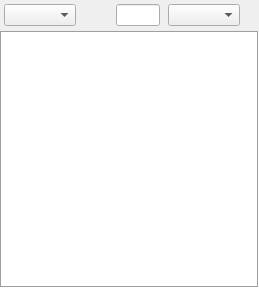
Qt form src/home/flibrary/gui/TreeView.ui (heimdallr/books) before a commit.
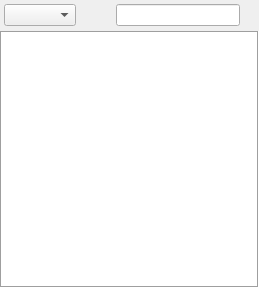
The same form after that commit. Icons and pictures are not drawn. Custom widgets are drawn as their Qt base class.

Commit message: #1134 Комбобокс выпилен

What changed in the file:
```diff
--- a/src/home/flibrary/gui/TreeView.ui
+++ b/src/home/flibrary/gui/TreeView.ui
@@ -91,16 +91,6 @@
        </property>
       </widget>
      </item>
-     <item>
-      <widget class="HomeCompa::Flibrary::ModeComboBox" name="cbValueMode">
-       <property name="sizePolicy">
-        <sizepolicy hsizetype="Fixed" vsizetype="Fixed">
-         <horstretch>0</horstretch>
-         <verstretch>0</verstretch>
-        </sizepolicy>
-       </property>
-      </widget>
-     </item>
      <item>
       <widget class="QLabel" name="lblCount">
        <property name="text">
@@ -183,11 +173,6 @@
   </action>
  </widget>
  <customwidgets>
-  <customwidget>
-   <class>HomeCompa::Flibrary::ModeComboBox</class>
-   <extends>QComboBox</extends>
-   <header>widgets/ModeComboBox.h</header>
-  </customwidget>
   <customwidget>
    <class>HomeCompa::Flibrary::FComboBox</class>
    <extends>QComboBox</extends>
```
The commit also changes 1 other file.
